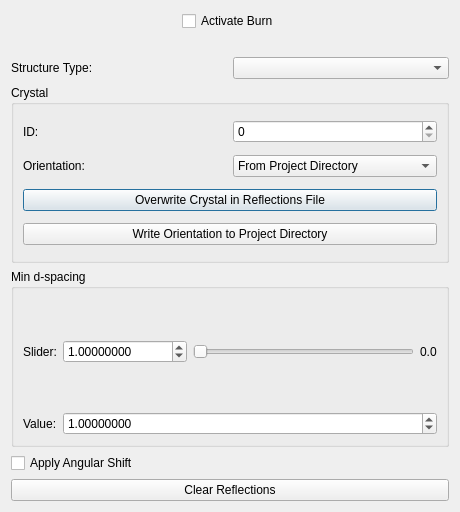
Old version of the form polylaue/ui/resources/ui/burn_dialog.ui in the repository PolyLaue/PolyLaue.
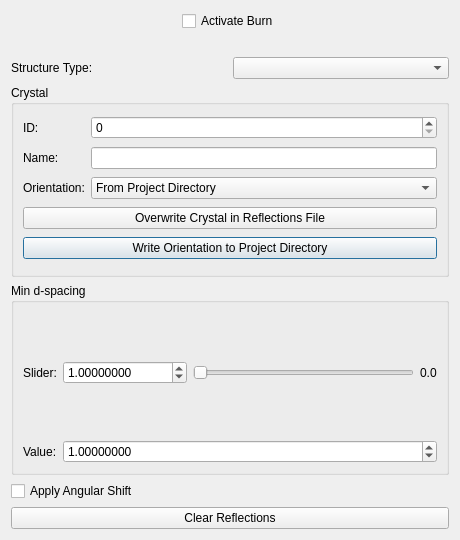
New version of the form. Custom widgets are drawn as their Qt base class.

Commit message:
Add array of crystal names to the reflections file
This adds an array of crystal names to the reflections file, as well
as a way to edit it in the burn dialog. Users can set whatever
name they'd like. It is saved to the reflections dialog and shown
whenever the user switches to that crystal.

Diff of the .ui file:
```diff
--- a/polylaue/ui/resources/ui/burn_dialog.ui
+++ b/polylaue/ui/resources/ui/burn_dialog.ui
@@ -7,7 +7,7 @@
     <x>0</x>
     <y>0</y>
     <width>460</width>
-    <height>512</height>
+    <height>540</height>
    </rect>
   </property>
   <property name="windowTitle">
@@ -116,16 +116,6 @@
         </property>
        </widget>
       </item>
-      <item row="2" column="0" colspan="2">
-       <widget class="QPushButton" name="overwrite_crystal">
-        <property name="toolTip">
-         <string>&lt;html&gt;&lt;head/&gt;&lt;body&gt;&lt;p&gt;In the HDF5 reflections file, overwrite the ABC matrix corresponding to the currently selected crystal ID with the current ABC Matrix (as determined by the crystal orientation selection).&lt;/p&gt;&lt;/body&gt;&lt;/html&gt;</string>
-        </property>
-        <property name="text">
-         <string>Overwrite Crystal in Reflections File</string>
-        </property>
-       </widget>
-      </item>
       <item row="0" column="0">
        <widget class="QLabel" name="crystal_id_label">
         <property name="toolTip">
@@ -136,8 +126,8 @@
         </property>
        </widget>
       </item>
-      <item row="1" column="0">
-       <widget class="QLabel" name="label_3">
+      <item row="2" column="0">
+       <widget class="QLabel" name="crystal_orientation_label">
         <property name="toolTip">
          <string>&lt;html&gt;&lt;head/&gt;&lt;body&gt;&lt;p&gt;Specify the location from which the crystal's ABC matrix (orientation) will be obtained.&lt;br/&gt;&lt;/p&gt;&lt;p&gt;&amp;quot;From HDF5 File&amp;quot; - the ABC matrix within the HDF5 file corresponding to the selected &amp;quot;Crystal ID&amp;quot; will be used. There must already exist an ABC matrix with the specified crystal ID in the &amp;quot;/crystals&amp;quot; dataset in order for this option to be used.&lt;/p&gt;&lt;p&gt;&lt;br/&gt;&amp;quot;From Project Directory&amp;quot; - the ABC matrix within the file &amp;quot;abc_matrix.npy&amp;quot; located at the root level of the project directory will be used. This file must exist in order for this option to be used. If the selected &amp;quot;Crystal ID&amp;quot; does not already exist within the HDF5 file, this ABC matrix will be written to the HDF5 file with that &amp;quot;Crystal ID&amp;quot; upon executing burn.&lt;/p&gt;&lt;/body&gt;&lt;/html&gt;</string>
         </property>
@@ -146,7 +136,24 @@
         </property>
        </widget>
       </item>
-      <item row="1" column="1">
+      <item row="4" column="0" colspan="2">
+       <widget class="QPushButton" name="write_crystal_orientation">
+        <property name="text">
+         <string>Write Orientation to Project Directory</string>
+        </property>
+       </widget>
+      </item>
+      <item row="3" column="0" colspan="2">
+       <widget class="QPushButton" name="overwrite_crystal">
+        <property name="toolTip">
+         <string>&lt;html&gt;&lt;head/&gt;&lt;body&gt;&lt;p&gt;In the HDF5 reflections file, overwrite the ABC matrix corresponding to the currently selected crystal ID with the current ABC Matrix (as determined by the crystal orientation selection).&lt;/p&gt;&lt;/body&gt;&lt;/html&gt;</string>
+        </property>
+        <property name="text">
+         <string>Overwrite Crystal in Reflections File</string>
+        </property>
+       </widget>
+      </item>
+      <item row="2" column="1">
        <widget class="QComboBox" name="crystal_orientation">
         <property name="toolTip">
          <string>&lt;html&gt;&lt;head/&gt;&lt;body&gt;&lt;p&gt;Specify the location from which the crystal's ABC matrix (orientation) will be obtained.&lt;br/&gt;&lt;/p&gt;&lt;p&gt;&amp;quot;From HDF5 File&amp;quot; - the ABC matrix within the HDF5 file corresponding to the selected &amp;quot;Crystal ID&amp;quot; will be used. There must already exist an ABC matrix with the specified crystal ID in the &amp;quot;/crystals&amp;quot; dataset in order for this option to be used.&lt;/p&gt;&lt;p&gt;&lt;br/&gt;&amp;quot;From Project Directory&amp;quot; - the ABC matrix within the file &amp;quot;abc_matrix.npy&amp;quot; located at the root level of the project directory will be used. This file must exist in order for this option to be used. If the selected &amp;quot;Crystal ID&amp;quot; does not already exist within the HDF5 file, this ABC matrix will be written to the HDF5 file with that &amp;quot;Crystal ID&amp;quot; upon executing burn.&lt;/p&gt;&lt;/body&gt;&lt;/html&gt;</string>
@@ -163,10 +170,17 @@
         </item>
        </widget>
       </item>
-      <item row="3" column="0" colspan="2">
-       <widget class="QPushButton" name="write_crystal_orientation">
+      <item row="1" column="0">
+       <widget class="QLabel" name="crystal_name_label">
         <property name="text">
-         <string>Write Orientation to Project Directory</string>
+         <string>Name:</string>
+        </property>
+       </widget>
+      </item>
+      <item row="1" column="1">
+       <widget class="QLineEdit" name="crystal_name">
+        <property name="maxLength">
+         <number>30</number>
         </property>
        </widget>
       </item>
```
Left out of the diff: 1 changed line with no effect on the pictures. The commit also changes 3 other files.
